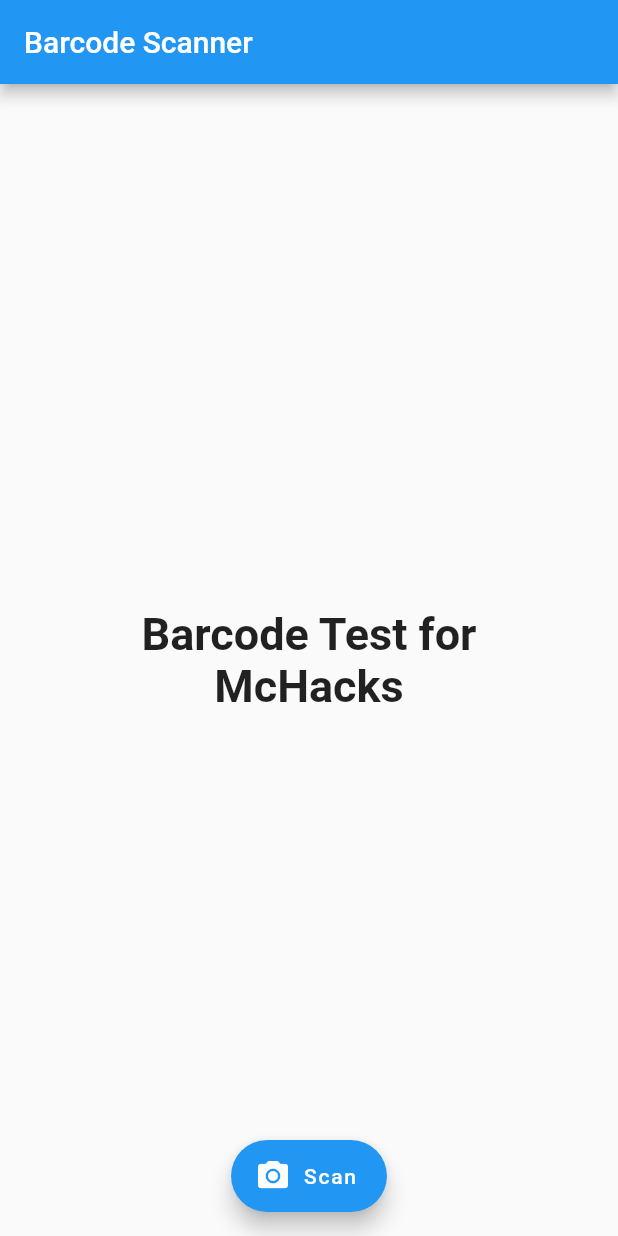
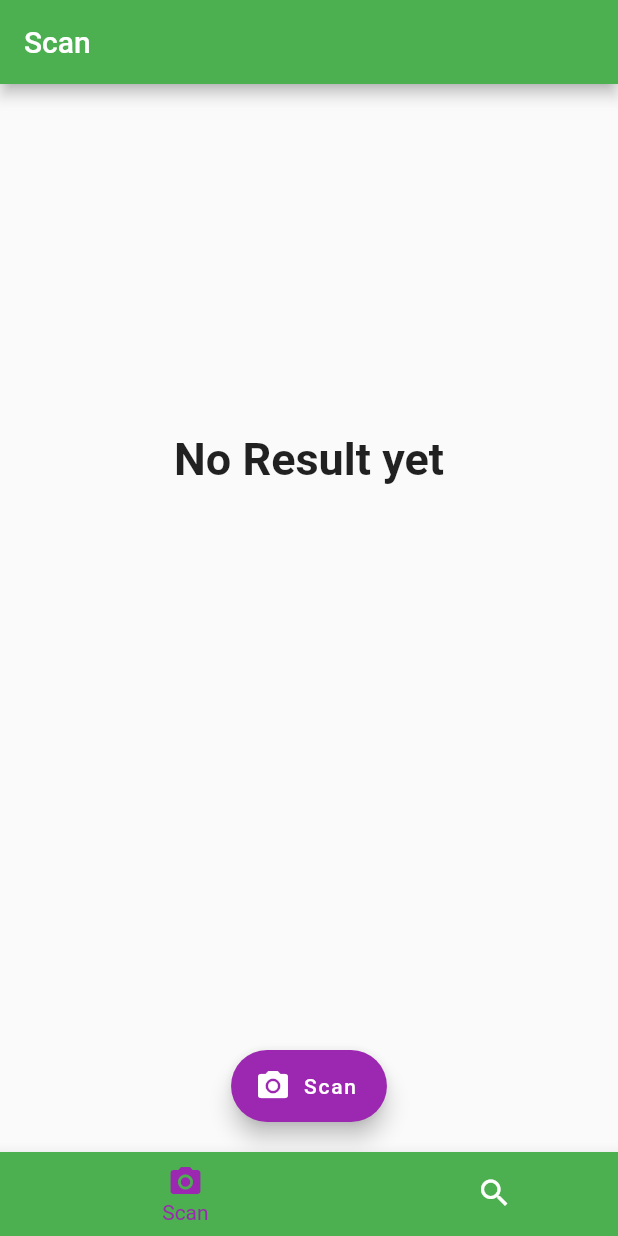
Before and after one commit to bowe99/McHacks, a Flutter app: the screen it shows after launch, on a phone screen of 412 x 824 dp. Run offline on Flutter 3.47's test engine with Material 2 defaults, Android fonts, the phone set to English and light mode, and no system bars; missing offline and left inert: barcode_scan.

Commit message:
Adding first screens

```diff
--- /dev/null
+++ b/lib/dummy_data.dart
@@ -0,0 +1,2 @@
+const DUMMY_ITEMS = const [
+];
--- a/lib/main.dart
+++ b/lib/main.dart
@@ -1,11 +1,10 @@
 import 'package:flutter/material.dart';
 import 'package:barcode_scan/barcode_scan.dart';
 import 'package:flutter/services.dart';
+import 'package:recycling_app/screens/scan_screen.dart';
+import './screens/tabs_screen.dart';
 
-void main() => runApp(MaterialApp(
-      debugShowCheckedModeBanner: false,
-      home: HomePage(),
-    ));
+void main() => runApp(HomePage());
 
 class HomePage extends StatefulWidget {
   @override
@@ -13,64 +12,24 @@ class HomePage extends StatefulWidget {
 }
 
 class _HomePageState extends State<HomePage> {
-  String result = 'Barcode Test for McHacks';
-
-  Future _scanBarcode() async {
-    try {
-      String barcodeResult = await BarcodeScanner.scan();
-      setState(() {
-        result = barcodeResult;
-      });
-    } on PlatformException catch (e) {
-      if (e.code == BarcodeScanner.CameraAccessDenied) {
-        setState(() {
-          result = 'Camera Permission Denied';
-        });
-      } else {
-        setState(() {
-          result = "Unknown Error $e";
-        });
-      }
-    } on FormatException {
-      setState(() {
-        result = "You pressed the back button before scanning something.";
-      });
-    } catch (e) {
-      setState(() {
-        result = "Unknown Error $e";
-      });
-    }
-  }
-
   @override
   Widget build(BuildContext context) {
-    return Scaffold(
-      appBar: AppBar(
-        title: Text(
-          'Barcode Scanner',
-        ),
+    return MaterialApp(
+      debugShowCheckedModeBanner: false,
+      title: 'Recycle App',
+      theme: ThemeData(
+        primarySwatch: Colors.green,
+        accentColor: Colors.purple,
       ),
-      body: Container(
-        padding: EdgeInsets.all(30),
-        child: Center(
-          child: Text(
-            result,
-            style: TextStyle(
-              fontSize: 30,
-              fontWeight: FontWeight.bold,
-            ),
-            textAlign: TextAlign.center,
-          ),
-        ),
-      ),
-      floatingActionButton: FloatingActionButton.extended(
-        icon: Icon(
-          Icons.camera_alt,
-        ),
-        onPressed: _scanBarcode,
-        label: Text('Scan'),
-      ),
-      floatingActionButtonLocation: FloatingActionButtonLocation.centerFloat,
+      initialRoute: '/',
+      routes: {
+        '/': (ctx) => TabsScreen(),
+      },
+      onUnknownRoute: (settings) {
+        return MaterialPageRoute(
+          builder: (ctx) => ScanScreen(),
+        );
+      },
     );
   }
 }
--- /dev/null
+++ b/lib/screens/scan_screen.dart
@@ -0,0 +1,72 @@
+import 'package:flutter/material.dart';
+import 'package:barcode_scan/barcode_scan.dart';
+import 'package:flutter/services.dart';
+
+class ScanScreen extends StatefulWidget {
+  @override
+  _ScanScreenState createState() => _ScanScreenState();
+}
+
+class _ScanScreenState extends State<ScanScreen> {
+    String result = 'No Result yet';
+
+
+  @override
+  Future _scanBarcode() async {
+    try {
+      String barcodeResult = await BarcodeScanner.scan();
+      setState(() {
+        result = barcodeResult;
+      });
+    } on PlatformException catch (e) {
+      if (e.code == BarcodeScanner.CameraAccessDenied) {
+        setState(() {
+          result = 'Camera Permission Denied';
+        });
+      } else {
+        setState(() {
+          result = "Unknown Error $e";
+        });
+      }
+    } on FormatException {
+      setState(() {
+        result = "You pressed the back button before scanning something.";
+      });
+    } catch (e) {
+      setState(() {
+        result = "Unknown Error $e";
+      });
+    }
+  }
+
+  @override
+  Widget build(BuildContext context) {
+    return Column(
+      mainAxisAlignment: MainAxisAlignment.spaceBetween,
+      children: <Widget>[
+        Container(
+          height: 500,
+          padding: EdgeInsets.all(30),
+          child: Center(
+            child: Text(
+              result,
+              style: TextStyle(
+                fontSize: 30,
+                fontWeight: FontWeight.bold,
+              ),
+              textAlign: TextAlign.center,
+            ),
+          ),
+        ),
+        Container(
+          padding: EdgeInsets.all(20),
+          child: FloatingActionButton.extended(
+            onPressed: _scanBarcode,
+            icon: Icon(Icons.camera_alt),
+            label: Text('Scan'),
+          ),
+        )
+      ],
+    );
+  }
+}
--- /dev/null
+++ b/lib/screens/tabs_screen.dart
@@ -0,0 +1,69 @@
+import 'package:flutter/material.dart';
+
+import './scan_screen.dart';
+import './search_screen.dart';
+
+class TabsScreen extends StatefulWidget {
+  @override
+  _TabsScreenState createState() => _TabsScreenState();
+}
+
+class _TabsScreenState extends State<TabsScreen> {
+  List<Map<String, Object>> _pages = [
+    {
+      'page': ScanScreen(),
+      'title': 'Scan',
+    },
+    {
+      'page': SearchScreen(),
+      'title': 'Search',
+    },
+  ];
+  void _selectPage(int index) {
+    setState(() {
+      _selectedPageIndex = index;
+    });
+  }
+
+  int _selectedPageIndex = 0;
+
+  @override
+  Widget build(BuildContext context) {
+    return Scaffold(
+      appBar: AppBar(
+        title: Text(
+          _pages[_selectedPageIndex]['title'],
+        ),
+      ),
+      body: _pages[_selectedPageIndex]['page'],
+      bottomNavigationBar: BottomNavigationBar(
+        onTap: _selectPage,
+        backgroundColor: Theme.of(context).primaryColor,
+        unselectedItemColor: Colors.white,
+        selectedItemColor: Theme.of(context).accentColor,
+        currentIndex: _selectedPageIndex,
+        type: BottomNavigationBarType.shifting,
+        items: [
+          BottomNavigationBarItem(
+            backgroundColor: Theme.of(context).primaryColor,
+            icon: Icon(
+              Icons.camera_alt,
+            ),
+            title: Text(
+              'Scan',
+            ),
+          ),
+          BottomNavigationBarItem(
+            backgroundColor: Theme.of(context).primaryColor,
+            icon: Icon(
+              Icons.search,
+            ),
+            title: Text(
+              'Search',
+            ),
+          ),
+        ],
+      ),
+    );
+  }
+}
```
Also changed, not shown: lib/screens/item_screen.dart (added, +15 -0 lines), lib/screens/search_screen.dart (added, +16 -0 lines), lib/widgets/item_widget.dart (added, +43 -0 lines).
